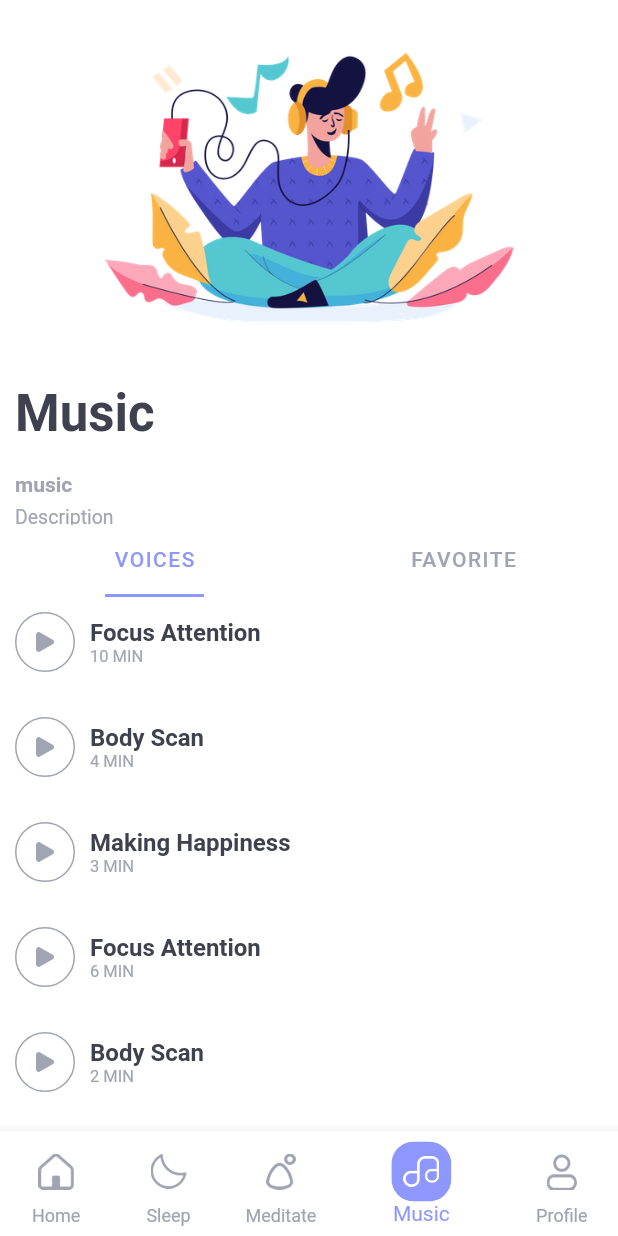
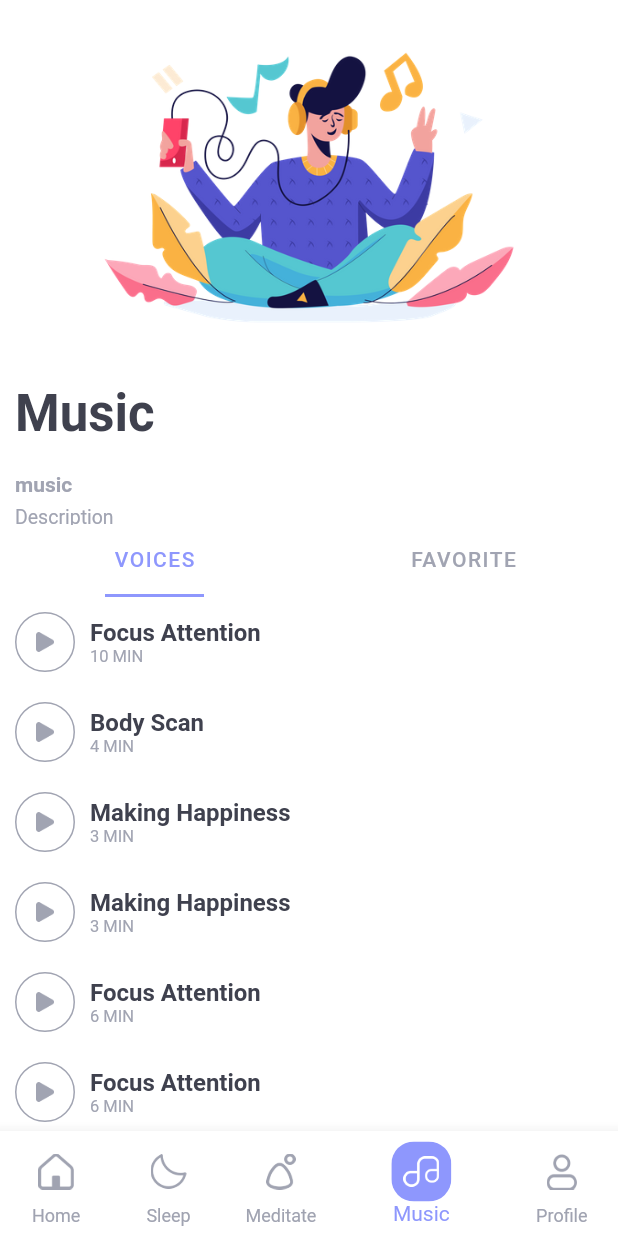
Before and after one commit to husen-hn/SilentMoon, a Flutter app: the screen it shows after launch, item 4 of the bottom bar chosen, on a phone screen of 412 x 824 dp. Run offline on Flutter 3.47's test engine with Material 2 defaults, Android fonts, the phone set to English and light mode, and no system bars; our stand-ins replace lottie, share, shared_preferences.

Commit message:
Meditate tabs

```diff
--- a/lib/screen/nav_bar_screens/music.dart
+++ b/lib/screen/nav_bar_screens/music.dart
@@ -12,18 +12,21 @@ class _MusicState extends State<Music> with SingleTickerProviderStateMixin {
     {"name": "Focus Attention", "time": "10 MIN"},
     {"name": "Body Scan", "time": "4 MIN"},
     {"name": "Making Happiness ", "time": "3 MIN"},
+    {"name": "Making Happiness ", "time": "3 MIN"},
+    {"name": "Focus Attention", "time": "6 MIN"},
     {"name": "Focus Attention", "time": "6 MIN"},
     {"name": "Body Scan", "time": "2 MIN"},
     {"name": "Making Happiness", "time": "7 MIN"},
+    {"name": "Making Happiness", "time": "7 MIN"},
+    {"name": "Making Happiness", "time": "7 MIN"},
     {"name": "Focus Attention", "time": "7 MIN"},
-    {"name": "Body Scan", "time": "7 MIN"},
+    {"name": "5Body Scan", "time": "7 MIN"},
+    {"name": "4Body Scan", "time": "7 MIN"},
+    {"name": "3Body Scan", "time": "7 MIN"},
+    {"name": "2Body Scan", "time": "7 MIN"},
+    {"name": "11Body Scan", "time": "7 MIN"},
   ];
   List<Map> favMusics = [
-    {"name": "Body Scan", "time": "10 MIN"},
-    {"name": "Body Scan", "time": "10 MIN"},
-    {"name": "Body Scan", "time": "10 MIN"},
-    {"name": "Body Scan", "time": "10 MIN"},
-    {"name": "Body Scan", "time": "10 MIN"},
     {"name": "Body Scan", "time": "10 MIN"},
     {"name": "Body Scan", "time": "10 MIN"},
   ];
@@ -136,18 +139,24 @@ class _MusicState extends State<Music> with SingleTickerProviderStateMixin {
               ),
             ),
             //Voice List
-            SliverFixedExtentList(
-              itemExtent: 70.0,
-              delegate:
-                  SliverChildBuilderDelegate((BuildContext context, int index) {
-                return TabBarView(
+            SliverFillRemaining(
+                child: TabBarView(
               controller: _tabController,
               children: [
                 // Voice Tab
                 Container(
-                      padding: EdgeInsets.only(bottom: 10, left: 10, top: 10),
                   color: Colors.white,
-                      child: InkWell(
+                  child: ListView.builder(
+                      physics: NeverScrollableScrollPhysics(),
+                      shrinkWrap: true,
+                      itemCount: musics.length,
+                      itemBuilder: (BuildContext context, int index) {
+                        return Container(
+                          margin: EdgeInsets.only(
+                            bottom: 10,
+                            left: 10,
+                            top: 10,
+                          ),
                           child: Column(
                             children: [
                               InkWell(
@@ -175,7 +184,8 @@ class _MusicState extends State<Music> with SingleTickerProviderStateMixin {
                                     ),
                                     // voice title & time
                                     Padding(
-                                    padding: const EdgeInsets.only(left: 10.0),
+                                      padding:
+                                          const EdgeInsets.only(left: 10.0),
                                       child: Column(
                                         crossAxisAlignment:
                                             CrossAxisAlignment.start,
@@ -204,25 +214,35 @@ class _MusicState extends State<Music> with SingleTickerProviderStateMixin {
                               ),
                             ],
                           ),
-                      ),
+                        );
+                      }),
                 ),
                 // Favorite Tab
                 Container(
-                      padding: EdgeInsets.only(bottom: 10, left: 10, top: 10),
                   color: Colors.white,
-                      child: InkWell(
+                  child: ListView.builder(
+                      physics: NeverScrollableScrollPhysics(),
+                      shrinkWrap: true,
+                      itemCount: favMusics.length,
+                      itemBuilder: (BuildContext context, int index) {
+                        return Container(
+                          padding:
+                              EdgeInsets.only(bottom: 10, left: 10, top: 10),
                           child: Column(
                             children: [
-                            Row(
+                              InkWell(
+                                child: Row(
                                   children: [
                                     // play btn
                                     Container(
                                       width: 40.0,
                                       height: 40.0,
                                       decoration: BoxDecoration(
-                                      borderRadius: BorderRadius.circular(100),
+                                          borderRadius:
+                                              BorderRadius.circular(100),
                                           border: Border.all(
-                                          width: 1, color: Color(0xffA1A4B2))),
+                                              width: 1,
+                                              color: Color(0xffA1A4B2))),
                                       child: IconButton(
                                         autofocus: true,
                                         icon: Image(
@@ -235,7 +255,8 @@ class _MusicState extends State<Music> with SingleTickerProviderStateMixin {
                                     ),
                                     // voice title & time
                                     Padding(
-                                  padding: const EdgeInsets.only(left: 10.0),
+                                      padding:
+                                          const EdgeInsets.only(left: 10.0),
                                       child: Column(
                                         crossAxisAlignment:
                                             CrossAxisAlignment.start,
@@ -258,14 +279,14 @@ class _MusicState extends State<Music> with SingleTickerProviderStateMixin {
                                     ),
                                   ],
                                 ),
+                              ),
                             ],
                           ),
-                      ),
+                        );
+                      }),
                 ),
               ],
-                );
-              }, childCount: favMusics.length),
-            ),
+            ))
           ],
         ),
       ),
```
Lines whose indentation alone changed are shown as unchanged.
